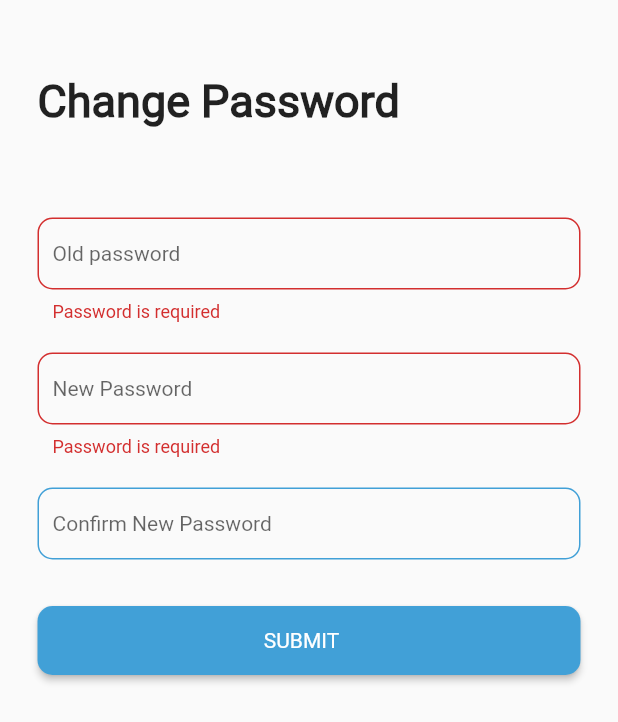
After one commit to DkreativeCoders/dmessanger-mobile, a Flutter app: the ChangePassword screen opened by its route, after a tap on "SUBMIT", on a phone screen of 412 x 824 dp. The commit adds this screen. Shown: the top 722 px of the screen. Run offline on Flutter 3.47's test engine with Material 2 defaults, Android fonts, the phone set to English and light mode, and no system bars; our stand-ins replace dio, flutter_secure_storage, flutter_spinkit, get_it; accounts and stored records are empty.

Commit message:
Implemented change password.

```diff
--- a/lib/locator.dart
+++ b/lib/locator.dart
@@ -1,8 +1,10 @@
 import 'package:dmessanger_mobile/services/auth.dart';
+import 'package:dmessanger_mobile/services/password.dart';
 import 'package:get_it/get_it.dart';
 
 GetIt locator = GetIt.instance;
 
 void registerLocator() {
   locator.registerLazySingleton(() => AuthService());
+  locator.registerLazySingleton(() => PasswordService());
 }
--- a/lib/main.dart
+++ b/lib/main.dart
@@ -1,4 +1,5 @@
 import 'package:dmessanger_mobile/locator.dart';
+import 'package:dmessanger_mobile/providers/change_password_provider.dart';
 import 'package:dmessanger_mobile/providers/register_provider.dart';
 import 'package:dmessanger_mobile/providers/sign_in_provider.dart';
 import 'package:dmessanger_mobile/routes.dart';
@@ -22,6 +23,9 @@ class MyApp extends StatelessWidget {
         ChangeNotifierProvider(
           create: (_) => SigninProvider(),
         ),
+        ChangeNotifierProvider(
+          create: (_) => ChangePasswordProvider(),
+        ),
       ],
       child: MaterialApp(
         debugShowCheckedModeBanner: false,
--- /dev/null
+++ b/lib/providers/change_password_provider.dart
@@ -0,0 +1,48 @@
+import 'package:dmessanger_mobile/locator.dart';
+import 'package:dmessanger_mobile/routes.dart';
+import 'package:dmessanger_mobile/services/password.dart';
+import 'package:dmessanger_mobile/utils/validations.dart';
+import 'package:flutter/widgets.dart';
+
+// PasswordService
+class ChangePasswordProvider extends ChangeNotifier {
+  PasswordService _passwordService = locator<PasswordService>();
+
+  bool _isLoading = false;
+  bool get isLoading => _isLoading;
+
+  var _formKey = GlobalKey<FormState>();
+
+  GlobalKey<FormState> get formKey => _formKey;
+
+  String oldPassword;
+  String newPassword;
+  String confirmNewPassword;
+
+  passwordValidator(String value) {
+    return validatePassword(value);
+  }
+
+  confirmPasswordValidator(String value) {
+    return validateConfirmPassword(newPassword, confirmNewPassword);
+  }
+
+  changePassword(context) async {
+    if (_formKey.currentState.validate()) {
+      _isLoading = true;
+      notifyListeners();
+
+      try {
+        await _passwordService.changePassword({"": ""});
+        // todo : USER DATA WILL BE CLEARED
+        Navigator.of(context).pushNamedAndRemoveUntil(splashScreen, (Route<dynamic> route) => false);
+      } catch (e) {
+        print(e);
+        // DISPLAY ERROR USING THIS
+      } finally {
+        _isLoading = false;
+        notifyListeners();
+      }
+    }
+  }
+}
--- a/lib/routes.dart
+++ b/lib/routes.dart
@@ -1,3 +1,4 @@
+import 'package:dmessanger_mobile/screens/change_password.dart';
 import 'package:dmessanger_mobile/screens/forgot_password.dart';
 import 'package:dmessanger_mobile/screens/register.dart';
 import 'package:dmessanger_mobile/screens/sign_in.dart';
@@ -12,6 +13,7 @@ const String forgotPasswordRoute = '/forgotpassword';
 const String welcomeScreen1Route = '/welcome/1';
 const String welcomeScreen2Route = '/welcome/2';
 const String welcomeScreen3Route = '/welcome/3';
+const String changePasswordRoute = '/changePassword';
 
 const String userHomePageRoute = '/homepage';
 
@@ -43,6 +45,9 @@ class Router {
       case userHomePageRoute:
         return MaterialPageRoute(builder: (_) => Scaffold(body: Container()));
 
+      case changePasswordRoute:
+        return MaterialPageRoute(builder: (_) => ChangePassword());
+
       default:
         return MaterialPageRoute(
           builder: (_) => Scaffold(
--- /dev/null
+++ b/lib/screens/change_password.dart
@@ -0,0 +1,118 @@
+import 'package:dmessanger_mobile/providers/change_password_provider.dart';
+import 'package:dmessanger_mobile/routes.dart';
+import 'package:dmessanger_mobile/utils/constants.dart';
+import 'package:dmessanger_mobile/utils/theme.dart';
+import 'package:dmessanger_mobile/widgets/components.dart';
+import 'package:dmessanger_mobile/widgets/outlined_text_field.dart';
+import 'package:flutter/material.dart';
+import 'package:flutter_spinkit/flutter_spinkit.dart';
+import 'package:provider/provider.dart';
+
+class ChangePassword extends StatelessWidget {
+  @override
+  Widget build(BuildContext context) {
+    var changePasswordProvider = Provider.of<ChangePasswordProvider>(context);
+    return Scaffold(
+      body: SafeArea(
+        child: SingleChildScrollView(
+          padding: EdgeInsets.symmetric(horizontal: 25, vertical: 30),
+          child: Form(
+            key: changePasswordProvider.formKey,
+            child: Column(
+              crossAxisAlignment: CrossAxisAlignment.start,
+              children: <Widget>[
+                verticalSpaceMedium(),
+                Text(
+                  "Change Password",
+                  style: kBigBoldTextStyle,
+                ),
+                verticalSpaceLarge(),
+                OutlinedTextField(
+                  labelText: "Old password",
+                  validator: (value) =>
+                      changePasswordProvider.passwordValidator(value),
+                  onChanged: (value) {
+                    changePasswordProvider.oldPassword = value;
+                  },
+                ),
+                verticalSpaceMedium(),
+                OutlinedTextField(
+                  labelText: "New Password",
+                  obscureText: true,
+                  validator: (value) =>
+                      changePasswordProvider.passwordValidator(value),
+                  onChanged: (value) {
+                    changePasswordProvider.newPassword = value;
+                  },
+                ),
+                verticalSpaceMedium(),
+                OutlinedTextField(
+                  labelText: "Confirm New Password",
+                  obscureText: true,
+                  validator: (value) =>
+                      changePasswordProvider.confirmPasswordValidator(value),
+                  onChanged: (value) {
+                    changePasswordProvider.confirmNewPassword = value;
+                  },
+                ),
+                verticalSpaceMedium(),
+                verticalSpaceSmall(),
+                ChangePasswordButton(
+                  onPressed: () =>
+                      changePasswordProvider.changePassword(context),
+                  isLoading: changePasswordProvider.isLoading,
+                ),
+              ],
+            ),
+          ),
+        ),
+      ),
+    );
+  }
+}
+
+class ChangePasswordButton extends StatelessWidget {
+  final Function onPressed;
+  final bool isLoading;
+
+  ChangePasswordButton({@required this.onPressed, this.isLoading});
+
+  @override
+  Widget build(BuildContext context) {
+    TextStyle _textStyle = TextStyle(color: Colors.white);
+    return Container(
+      width: double.infinity,
+      child: RaisedButton(
+        highlightElevation: 0,
+        child: Row(
+          mainAxisAlignment: MainAxisAlignment.center,
+          children: <Widget>[
+            isLoading
+                ? Text(
+                    "PROCESSING",
+                    style: _textStyle,
+                  )
+                : Text(
+                    "SUBMIT",
+                    style: _textStyle,
+                  ),
+            horizontalSpaceSmall(),
+            isLoading
+                ? SpinKitDoubleBounce(
+                    color: Colors.white,
+                    size: 18,
+                  )
+                : SizedBox(),
+          ],
+        ),
+        disabledColor: primaryColour[800],
+        padding: EdgeInsets.symmetric(vertical: 15),
+        color: Theme.of(context).primaryColor,
+        shape: RoundedRectangleBorder(
+          borderRadius: BorderRadius.circular(10),
+        ),
+        onPressed: isLoading ? null : onPressed,
+      ),
+    );
+  }
+}
--- /dev/null
+++ b/lib/services/password.dart
@@ -0,0 +1,19 @@
+import 'package:dmessanger_mobile/utils/service_handler.dart';
+
+class PasswordService{
+  // Modify to use the fromJson Value
+   Future<void> changePassword(
+      Map<String, dynamic> rpasswordChangeDetails) async {
+    try {
+      String url = "";
+      var response = await APIServiceHandler.get(url);
+      if (response.statusCode == 200) {
+        return ;
+      } else {
+        throw Exception("Password change could not be completed. Try again");
+      }
+    } catch (e) {
+      throw Exception("An error occured");
+    }
+  }
+}
```
Also changed, not shown: 3 other files.
